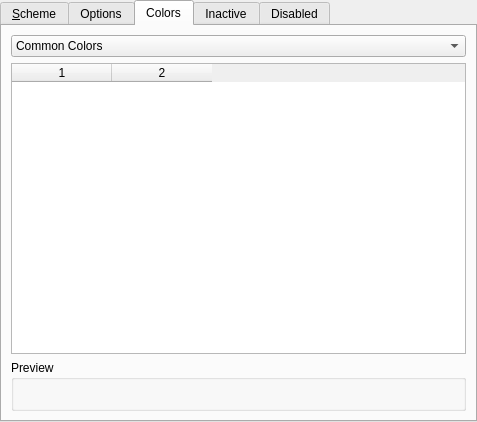
Qt form kcontrol/colors/colorsettings.ui (mgottschlag/kwin-tiling) before a commit.
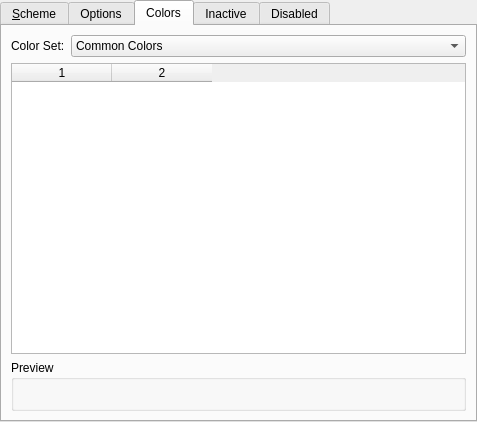
The same form after that commit. The open tabs and pages were chosen to show the change. Custom widgets are drawn as their Qt base class.

Commit message: add label to color set dropdown, de-indent other sets BUG: 175404

```diff
--- a/kcontrol/colors/colorsettings.ui
+++ b/kcontrol/colors/colorsettings.ui
@@ -215,9 +215,28 @@
       <attribute name="title" >
        <string>Colors</string>
       </attribute>
-      <layout class="QVBoxLayout" name="verticalLayout_5" >
-       <item>
+      <layout class="QGridLayout" name="gridLayout_2" >
+       <item row="0" column="0" >
+        <widget class="QLabel" name="label_7" >
+         <property name="sizePolicy" >
+          <sizepolicy vsizetype="Preferred" hsizetype="Preferred" >
+           <horstretch>0</horstretch>
+           <verstretch>0</verstretch>
+          </sizepolicy>
+         </property>
+         <property name="text" >
+          <string>Color Set:</string>
+         </property>
+        </widget>
+       </item>
+       <item row="0" column="1" >
         <widget class="QComboBox" name="colorSet" >
+         <property name="sizePolicy" >
+          <sizepolicy vsizetype="Fixed" hsizetype="MinimumExpanding" >
+           <horstretch>0</horstretch>
+           <verstretch>0</verstretch>
+          </sizepolicy>
+         </property>
          <property name="toolTip" >
           <string>Colorset to view/modify</string>
          </property>
@@ -228,32 +247,32 @@
          </item>
          <item>
           <property name="text" >
-           <string>  View</string>
+           <string>View</string>
           </property>
          </item>
          <item>
           <property name="text" >
-           <string>  Window</string>
+           <string>Window</string>
           </property>
          </item>
          <item>
           <property name="text" >
-           <string>  Button</string>
+           <string>Button</string>
           </property>
          </item>
          <item>
           <property name="text" >
-           <string>  Selection</string>
+           <string>Selection</string>
           </property>
          </item>
          <item>
           <property name="text" >
-           <string>  Tooltip</string>
+           <string>Tooltip</string>
           </property>
          </item>
         </widget>
        </item>
-       <item>
+       <item row="1" column="0" colspan="2" >
         <widget class="QStackedWidget" name="stackedWidget" >
          <property name="currentIndex" >
           <number>1</number>
@@ -564,7 +583,7 @@
          </widget>
         </widget>
        </item>
-       <item>
+       <item row="2" column="0" colspan="2" >
         <widget class="QGroupBox" name="groupBox_4" >
          <property name="minimumSize" >
           <size>
```
